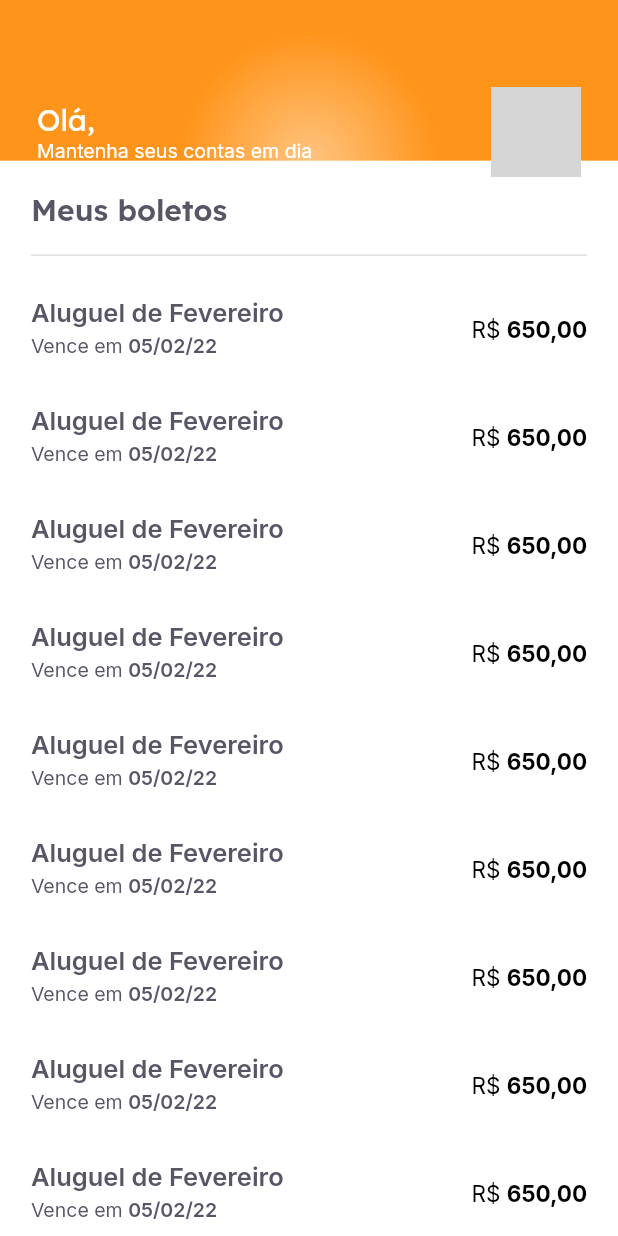
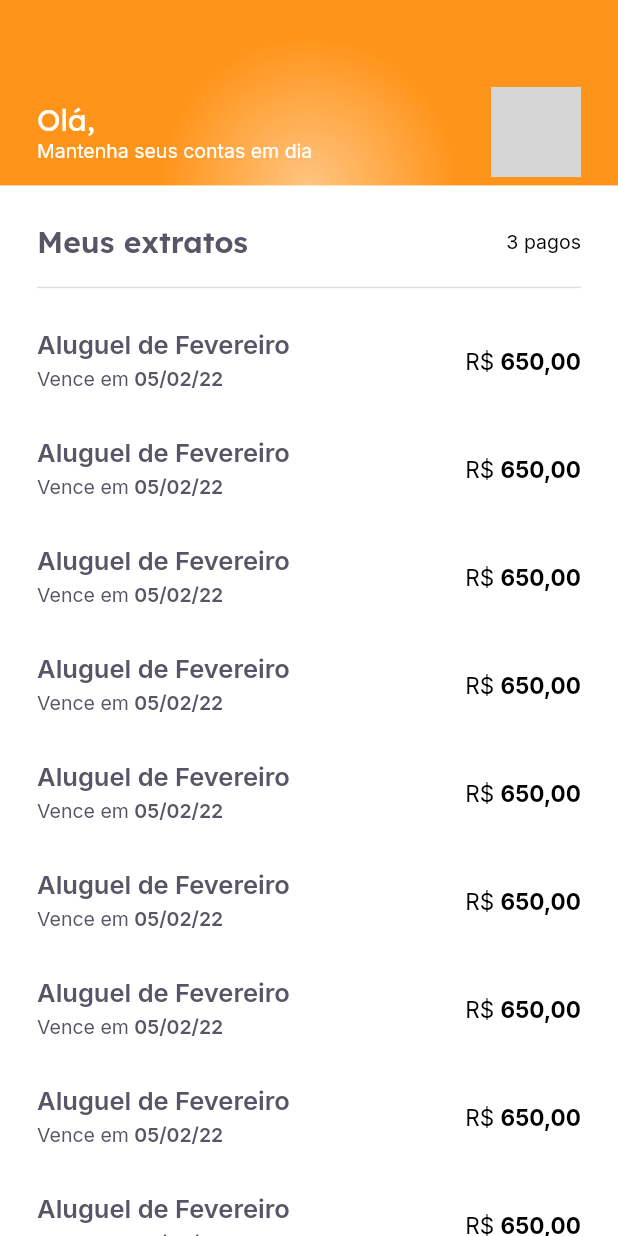
Before and after one commit to byThiagoMem/PayFlow, a Flutter app: the ExtractPage screen opened directly with empty values, on a phone screen of 412 x 824 dp. Run offline on Flutter 3.47's test engine with Material 2 defaults, Android fonts, the phone set to English and light mode, and no system bars; our stand-ins replace firebase_auth, firebase_core, flutter_mobx, flutter_modular, google_fonts, google_sign_in and 2 more; missing offline and left inert: animated_card; accounts and stored records are empty; generated files the repository leaves out were written again; network calls fail; grey boxes are pictures that could not be loaded.

Commit message:
extract page done

```diff
--- a/lib/app/modules/home/pages/extract_page.dart
+++ b/lib/app/modules/home/pages/extract_page.dart
@@ -21,12 +21,18 @@ class ExtractPage extends StatelessWidget {
           body: SingleChildScrollView(
             physics: const AlwaysScrollableScrollPhysics(),
             child: Padding(
-              padding: EdgeInsets.symmetric(horizontal: constraints.maxWidth * .05),
+              padding: EdgeInsets.symmetric(horizontal: constraints.maxWidth * .06),
               child: Column(
                 crossAxisAlignment: CrossAxisAlignment.start,
                 children: [
-                  const SizedBox(height: 20),
-                  'Meus boletos'.heading20(),
+                  const SizedBox(height: 25),
+                  Row(
+                    mainAxisAlignment: MainAxisAlignment.spaceBetween,
+                    children: [
+                      'Meus extratos'.heading20(),
+                      '3 pagos'.heading13(),
+                    ],
+                  ),
                   const SizedBox(height: 10),
                   const Divider(thickness: 1),
                   const SizedBox(height: 5),
--- a/lib/app/modules/home/pages/my_tickets_page.dart
+++ b/lib/app/modules/home/pages/my_tickets_page.dart
@@ -22,7 +22,7 @@ class MyTicketsPage extends StatelessWidget {
           body: SingleChildScrollView(
             physics: const AlwaysScrollableScrollPhysics(),
             child: Padding(
-              padding: EdgeInsets.symmetric(horizontal: constraints.maxWidth * .05),
+              padding: EdgeInsets.symmetric(horizontal: constraints.maxWidth * .06),
               child: Column(
                 crossAxisAlignment: CrossAxisAlignment.start,
                 children: [
--- a/lib/app/modules/home/widgets/tickets_info.dart
+++ b/lib/app/modules/home/widgets/tickets_info.dart
@@ -7,6 +7,7 @@ class TicketsInfo extends StatelessWidget {
   @override
   Widget build(BuildContext context) {
     return Container(
+      padding: const EdgeInsets.symmetric(vertical: 15),
       decoration: BoxDecoration(
         color: AppTheme.colors.brandSecundary,
         borderRadius: BorderRadius.circular(5),
--- a/lib/app/modules/home/widgets/tickets_tiles.dart
+++ b/lib/app/modules/home/widgets/tickets_tiles.dart
@@ -38,6 +38,7 @@ class TicketsTiles extends StatelessWidget {
                   ],
                 ),
               ),
+              onTap: () {},
             );
           },
           itemCount: 10,
--- a/lib/app/shared/widgets/custom_app_bar.dart
+++ b/lib/app/shared/widgets/custom_app_bar.dart
@@ -1,3 +1,4 @@
+import 'package:animated_card/animated_card.dart';
 import 'package:flutter/material.dart';
 import 'package:flutter/widgets.dart';
 import 'package:pay_flow_flutter/app/modules/home/widgets/tickets_info.dart';
@@ -11,7 +12,7 @@ class CustomAppBar extends PreferredSize {
   CustomAppBar({Key? key, required this.size, required this.user, required this.isHome})
       : super(
           key: key,
-          preferredSize: Size(double.maxFinite, isHome ? size * .22 : size * .13),
+          preferredSize: Size(double.maxFinite, isHome ? size * .24 : size * .15),
           child: LayoutBuilder(
             builder: (context, constraints) {
               return Stack(
@@ -89,7 +90,10 @@ class CustomAppBar extends PreferredSize {
                           child: SizedBox(
                             width: constraints.maxWidth * .88,
                             height: constraints.maxHeight * .38,
-                            child: const TicketsInfo(),
+                            child: AnimatedCard(
+                              direction: AnimatedCardDirection.top,
+                              child: const TicketsInfo(),
+                            ),
                           ),
                         ),
                       ],
--- a/pubspec.yaml
+++ b/pubspec.yaml
@@ -25,6 +25,7 @@ dependencies:
   google_sign_in: ^5.2.1
   shared_preferences: ^2.0.12
   animated_card: ^2.0.0
+  google_ml_kit: ^0.7.3
 
 dev_dependencies:
   flutter_test:
```
Also changed, not shown: pubspec.lock.
